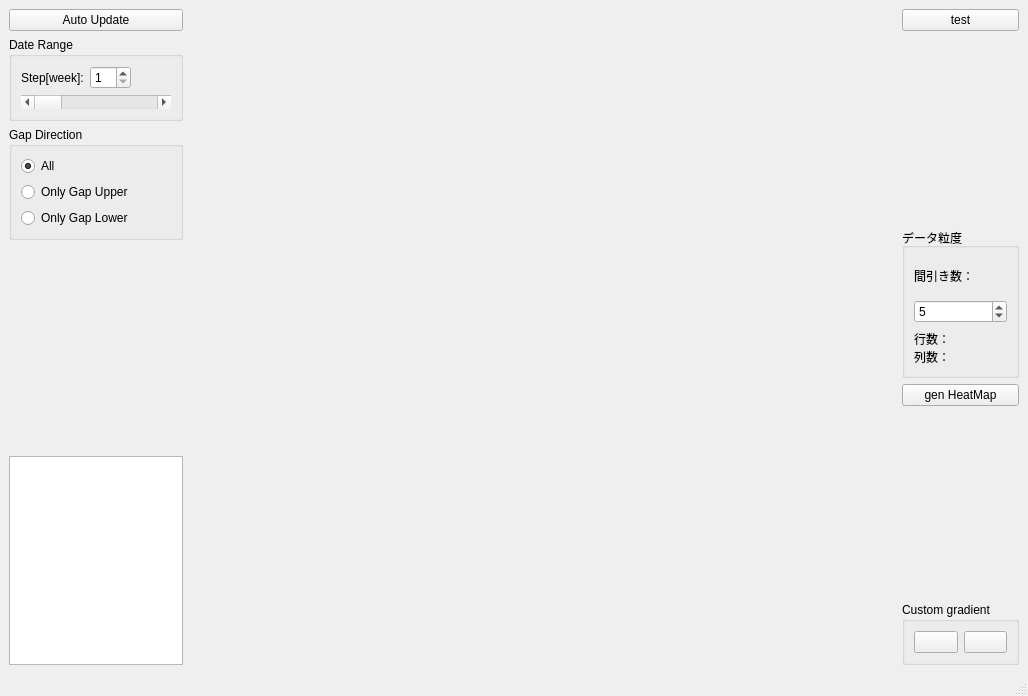
takkin-takilog/namake-trader, file trade_monitor/trade_monitor/gapfill/gapfill_heatmap.ui: the form before one commit.
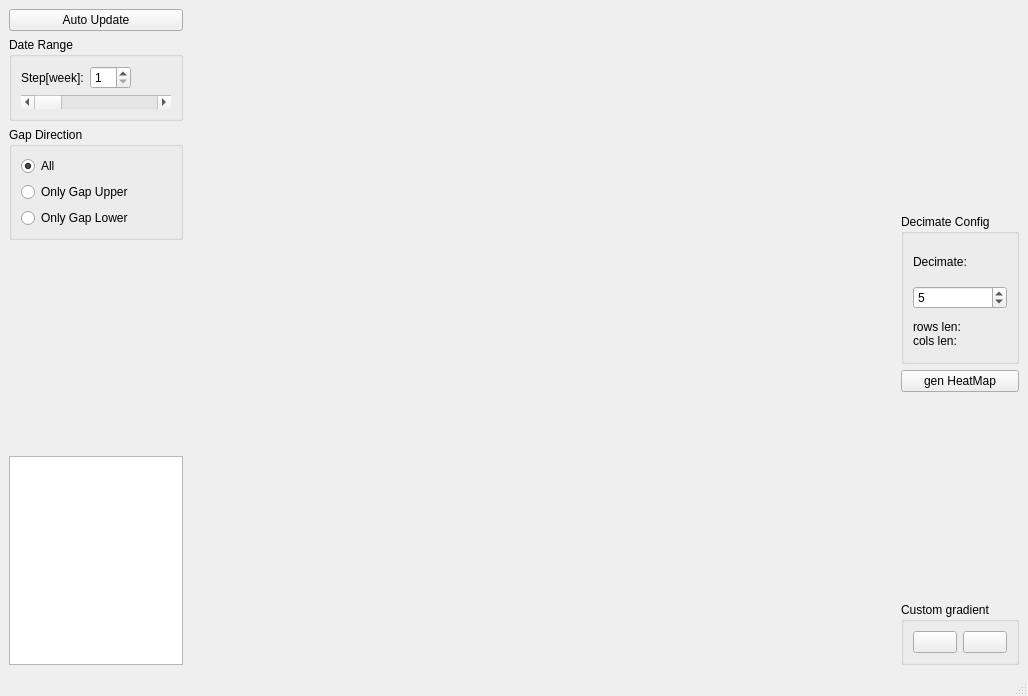
The form after the commit.

```diff
--- a/trade_monitor/trade_monitor/gapfill/gapfill_heatmap.ui
+++ b/trade_monitor/trade_monitor/gapfill/gapfill_heatmap.ui
@@ -187,13 +187,6 @@
     </item>
     <item>
      <layout class="QVBoxLayout" name="verticalLayout">
-      <item>
-       <widget class="QPushButton" name="pushButton_test">
-        <property name="text">
-         <string>test</string>
-        </property>
-       </widget>
-      </item>
       <item>
        <spacer name="verticalSpacer">
         <property name="orientation">
@@ -216,13 +209,13 @@
          </size>
         </property>
         <property name="title">
-         <string>データ粒度</string>
+         <string>Decimate Config</string>
         </property>
         <layout class="QVBoxLayout" name="verticalLayout_2">
          <item>
           <widget class="QLabel" name="label">
            <property name="text">
-            <string>間引き数：</string>
+            <string>Decimate:</string>
            </property>
           </widget>
          </item>
@@ -242,8 +235,8 @@
          <item>
           <widget class="QLabel" name="label_Roughness">
            <property name="text">
-            <string>行数：
-列数：</string>
+            <string>rows len:
+cols len:</string>
            </property>
           </widget>
          </item>
```
